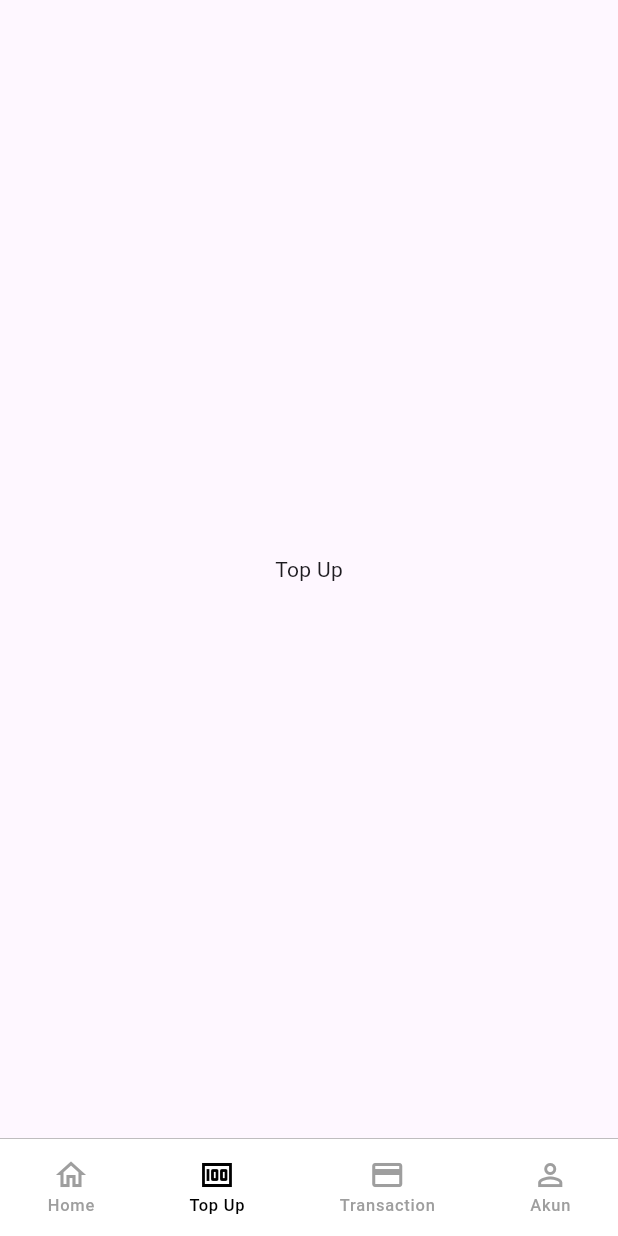
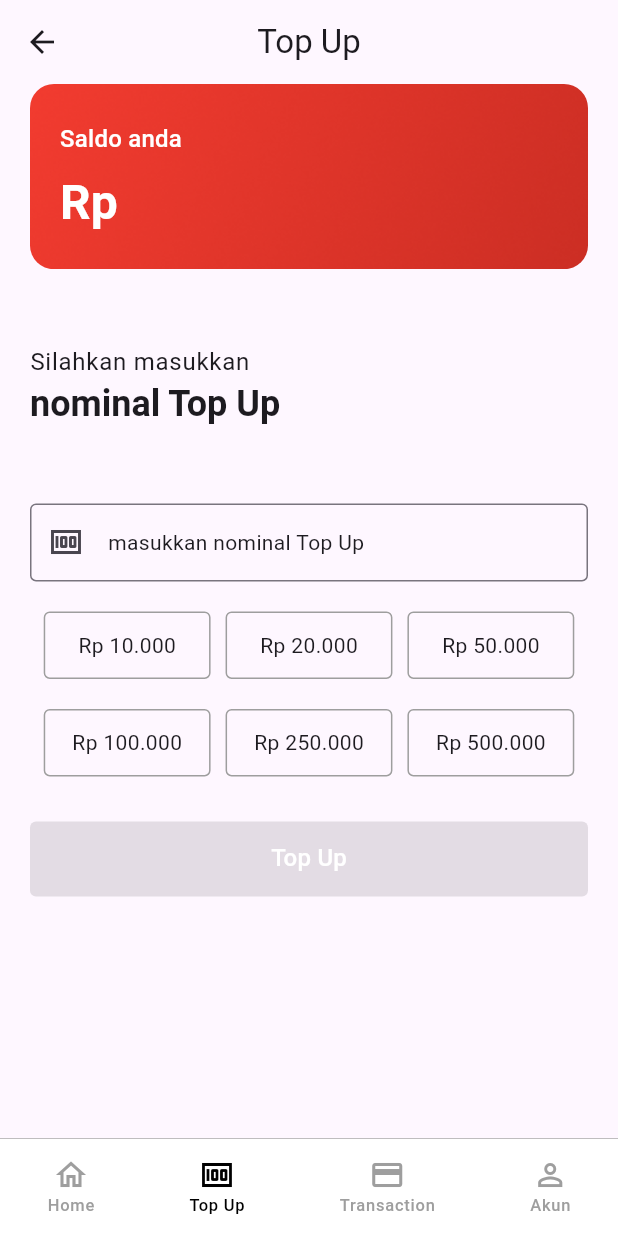
Before and after one commit to msarifin29/ppob, a Flutter app: the MainPage screen opened by its route, item 3 of the bottom bar chosen, after a tap on "Top Up", on a phone screen of 412 x 824 dp. Run offline on Flutter 3.47's test engine with Material 3 defaults, Android fonts, the phone set to English and light mode, and no system bars; our stand-ins replace cached_network_image, currency_text_input_formatter, dio, email_validator, equatable, gap and 2 more; accounts and stored records are empty; network calls fail.

Commit message:
feat : implement transaction top up

```diff
--- a/lib/core/config/app_route.dart
+++ b/lib/core/config/app_route.dart
@@ -1,6 +1,7 @@
 import 'package:flutter/material.dart';
 import 'package:ppob/features/auth/auth.dart';
 import 'package:ppob/features/common/common.dart';
+import 'package:ppob/features/transaction/transaction.dart';
 
 class AppRoute {
   static Route<dynamic> generateRoute(RouteSettings settings) {
@@ -64,6 +65,13 @@ class AppRoute {
           },
         );
 
+      case TopUpPage.routeName:
+        return MaterialPageRoute(
+          builder: (context) {
+            return const TopUpPage();
+          },
+        );
+
       default:
         return MaterialPageRoute(
           builder: (context) {
--- a/lib/core/core.dart
+++ b/lib/core/core.dart
@@ -3,3 +3,4 @@ export 'config/app_route.dart';
 export 'config/dio_loggin_interceptor.dart';
 export 'utils/api_url.dart';
 export 'utils/api_exception.dart';
+export 'utils/currency.dart';
--- /dev/null
+++ b/lib/core/utils/currency.dart
@@ -0,0 +1,20 @@
+import 'package:intl/intl.dart';
+
+class CurrencyFormat {
+  static String convertToIdr(dynamic number) {
+    NumberFormat currencyFormatter = NumberFormat.currency(
+      locale: 'id',
+      symbol: 'Rp ',
+      decimalDigits: 0,
+    );
+    return currencyFormatter.format(number);
+  }
+
+  static String formatNumber(String input) {
+    int number = int.parse(input);
+
+    final formatter = NumberFormat('#,##0', 'en_US');
+
+    return formatter.format(number).replaceAll(',', '.');
+  }
+}
--- a/lib/features/common/presentation/pages/main_page.dart
+++ b/lib/features/common/presentation/pages/main_page.dart
@@ -1,6 +1,7 @@
 import 'package:flutter/material.dart';
 import 'package:ppob/features/auth/auth.dart';
 import 'package:ppob/features/common/common.dart';
+import 'package:ppob/features/transaction/presentation/pages/top_up_page.dart';
 
 class MainPage extends StatefulWidget {
   static const routeName = 'main';
@@ -19,7 +20,7 @@ class _MainPageState extends State<MainPage> {
 
   final List<Widget> pages = [
     const HomePage(),
-    const Center(child: Text('Top Up')),
+    const TopUpPage(),
     const Center(child: Text('Transaction')),
     const AccountPage(),
   ];
--- a/lib/features/common/presentation/widgets/form_widget.dart
+++ b/lib/features/common/presentation/widgets/form_widget.dart
@@ -1,4 +1,5 @@
 import 'package:flutter/material.dart';
+import 'package:flutter/services.dart';
 
 class FormWidget extends StatelessWidget {
   const FormWidget({
@@ -13,6 +14,8 @@ class FormWidget extends StatelessWidget {
     this.suffixIcon,
     this.readOnly = false,
     this.onTap,
+    this.onFieldSubmitted,
+    this.inputFormatters,
   });
 
   final TextEditingController? controller;
@@ -25,6 +28,8 @@ class FormWidget extends StatelessWidget {
   final Widget? suffixIcon;
   final bool readOnly;
   final Function()? onTap;
+  final Function(String)? onFieldSubmitted;
+  final List<TextInputFormatter>? inputFormatters;
 
   @override
   Widget build(BuildContext context) {
@@ -44,6 +49,8 @@ class FormWidget extends StatelessWidget {
       validator: validator,
       obscureText: obscureText,
       onChanged: onChanged,
+      onFieldSubmitted: onFieldSubmitted,
+      inputFormatters: inputFormatters,
     );
   }
 }
--- a/lib/features/transaction/data/data_sources/transaction_remote_datasource.dart
+++ b/lib/features/transaction/data/data_sources/transaction_remote_datasource.dart
@@ -1,11 +1,13 @@
 // ignore_for_file: public_member_api_docs, sort_constructors_first
 import 'package:dio/dio.dart';
+import 'package:equatable/equatable.dart';
+
 import 'package:ppob/core/core.dart';
-
 import 'package:ppob/features/transaction/transaction.dart';
 
 abstract class TransactionRemoteDatasource {
-  Future<BalanceResponse?> balance();
+  Future<BalanceResponse> balance();
+  Future<BalanceResponse> topup(TopUpParam param);
 }
 
 class TransactionRemoteDatasourceImpl implements TransactionRemoteDatasource {
@@ -13,7 +15,7 @@ class TransactionRemoteDatasourceImpl implements TransactionRemoteDatasource {
   TransactionRemoteDatasourceImpl({required this.dio});
 
   @override
-  Future<BalanceResponse?> balance() async {
+  Future<BalanceResponse> balance() async {
     const path = '${ApiUrl.endPoint}/balance';
     try {
       final response = await dio.get(path,
@@ -29,10 +31,53 @@ class TransactionRemoteDatasourceImpl implements TransactionRemoteDatasource {
         throw ApiException(status, message);
       } else {
         DioExceptionImpl().handleDioError(e);
+        throw Exception(e.toString());
       }
     } catch (e) {
       rethrow;
     }
-    return null;
+  }
+
+  @override
+  Future<BalanceResponse> topup(TopUpParam param) async {
+    const path = '${ApiUrl.endPoint}/topup';
+    try {
+      final response = await dio.post(
+        path,
+        options: Options(
+          headers: {BaseUrlConfig.requiredToken: true},
+        ),
+        data: param.toMap(),
+      );
+      return BalanceResponse.fromJson(response.data['data']);
+    } on DioException catch (e) {
+      if (e.response != null && e.response?.data is Map<String, dynamic>) {
+        final errorJsonData = e.response?.data as Map<String, dynamic>;
+        final message = errorJsonData['message'] ?? 'Unknown error';
+        final status = errorJsonData['status'] ?? e.response?.statusCode;
+        throw ApiException(status, message);
+      } else {
+        DioExceptionImpl().handleDioError(e);
+        throw Exception(e.toString());
+      }
+    } catch (e) {
+      rethrow;
+    }
   }
 }
+
+class TopUpParam extends Equatable {
+  final String topUpAmount;
+  const TopUpParam({
+    required this.topUpAmount,
+  });
+
+  Map<String, dynamic> toMap() {
+    Map<String, dynamic> data = {};
+    data['top_up_amount'] = double.parse(topUpAmount.replaceAll(RegExp(r'[^0-9]'), ''));
+    return data;
+  }
+
+  @override
+  List<Object?> get props => [topUpAmount];
+}
--- a/lib/features/transaction/data/repositories/transaction_repository.dart
+++ b/lib/features/transaction/data/repositories/transaction_repository.dart
@@ -2,7 +2,8 @@
 import 'package:ppob/features/transaction/transaction.dart';
 
 abstract class TransactionRepository {
-  Future<BalanceResponse?> balance();
+  Future<BalanceResponse> balance();
+  Future<BalanceResponse> topup(TopUpParam param);
 }
 
 class TransactionRepositoryImpl implements TransactionRepository {
@@ -10,7 +11,12 @@ class TransactionRepositoryImpl implements TransactionRepository {
   TransactionRepositoryImpl({required this.remoteDatasource});
 
   @override
-  Future<BalanceResponse?> balance() async {
+  Future<BalanceResponse> balance() async {
     return await remoteDatasource.balance();
   }
+
+  @override
+  Future<BalanceResponse> topup(TopUpParam param) async {
+    return await remoteDatasource.topup(param);
+  }
 }
--- /dev/null
+++ b/lib/features/transaction/presentation/pages/top_up_page.dart
@@ -0,0 +1,196 @@
+import 'package:flutter/material.dart';
+import 'package:gap/gap.dart';
+import 'package:ppob/core/core.dart';
+import 'package:ppob/features/common/common.dart';
+import 'package:ppob/features/transaction/transaction.dart';
+import 'package:provider/provider.dart';
+import 'package:currency_text_input_formatter/currency_text_input_formatter.dart';
+
+class TopUpPage extends StatefulWidget {
+  static const routeName = 'top-up';
+  const TopUpPage({super.key});
+
+  @override
+  State<TopUpPage> createState() => _TopUpPageState();
+}
+
+class _TopUpPageState extends State<TopUpPage> {
+  final isDisable = ValueNotifier(true);
+
+  final globalKey = GlobalKey<FormState>();
+
+  final inputController = TextEditingController();
+
+  final fitNominal = [10000, 20000, 50000, 100000, 250000, 500000];
+
+  CurrencyTextInputFormatter formatter = CurrencyTextInputFormatter.currency(
+    locale: 'id',
+    symbol: '',
+    decimalDigits: 0,
+  );
+
+  String? validatorInput(String? v) {
+    if (v == null || v.isEmpty) {
+      return 'Nominal Top Up tidak boleh kosong';
+    }
+
+    final input = double.tryParse(inputController.text.replaceAll(RegExp(r'[^0-9]'), ''));
+
+    if (input == null) {
+      return 'Nominal Top Up tidak valid';
+    }
+
+    const minimumTopUp = 10000;
+    const maximumTopUp = 1000000;
+
+    if (input < minimumTopUp) {
+      return 'Minimum Top Up adalah 10.000';
+    } else if (input > maximumTopUp) {
+      return 'Maksimum Top Up adalah 1.000.000';
+    }
+    return null;
+  }
+
+  @override
+  void dispose() {
+    inputController.dispose();
+    super.dispose();
+  }
+
+  @override
+  Widget build(BuildContext context) {
+    return Scaffold(
+      appBar: AppBar(
+        title: const Text('Top Up'),
+        centerTitle: true,
+      ),
+      body: SingleChildScrollView(
+        padding: const EdgeInsets.symmetric(horizontal: 20),
+        child: Column(
+          crossAxisAlignment: CrossAxisAlignment.start,
+          children: [
+            const TopUpwidget(),
+            const Gap(50),
+            RichText(
+              text: TextSpan(
+                text: 'Silahkan masukkan\n',
+                style: Theme.of(context).textTheme.bodyLarge!,
+                children: [
+                  TextSpan(
+                    text: 'nominal Top Up',
+                    style: Theme.of(context).textTheme.headlineSmall!.copyWith(
+                          fontWeight: FontWeight.bold,
+                        ),
+                  ),
+                ],
+              ),
+            ),
+            const Gap(50),
+            ValueListenableBuilder(
+              valueListenable: isDisable,
+              builder: (context, v, _) {
+                return Form(
+                  key: globalKey,
+                  child: Column(
+                    children: [
+                      FormWidget(
+                        hintText: 'masukkan nominal Top Up',
+                        prefixIcon: const Icon(Icons.money),
+                        controller: inputController,
+                        keyboardType: TextInputType.number,
+                        inputFormatters: [formatter],
+                        onFieldSubmitted: (v) {
+                          if (v.isNotEmpty) {
+                            isDisable.value = false;
+                          } else {
+                            isDisable.value = true;
+                          }
+                          return null;
+                        },
+                        validator: validatorInput,
+                      ),
+                      const Gap(20),
+                      Wrap(
+                        spacing: 10,
+                        runSpacing: 20,
+                        alignment: WrapAlignment.spaceEvenly,
+                        children: fitNominal.map(
+                          (n) {
+                            return InkWell(
+                              onTap: () {
+                                isDisable.value = false;
+                                inputController.text = CurrencyFormat.formatNumber('$n');
+                              },
+                              child: Container(
+                                height: 45,
+                                width: MediaQuery.sizeOf(context).width * 0.27,
+                                alignment: Alignment.center,
+                                decoration: BoxDecoration(
+                                  border: Border.all(color: Colors.grey),
+                                  borderRadius: BorderRadius.circular(4),
+                                ),
+                                child: Text(CurrencyFormat.convertToIdr(n)),
+                              ),
+                            );
+                          },
+                        ).toList(),
+                      ),
+                      const Gap(30),
+                      Consumer<TransactionProvider>(
+                        builder: (context, transaction, child) {
+                          if (transaction.isUpdate) {
+                            WidgetsBinding.instance.addPostFrameCallback(
+                              (_) {
+                                if (transaction.errorMessage != null) {
+                                  dialogSuccessOrFailure(
+                                    context: context,
+                                    amount: inputController.text,
+                                    message: 'Top Up sebesar',
+                                  );
+                                } else {
+                                  dialogSuccessOrFailure(
+                                    context: context,
+                                    amount: inputController.text,
+                                    message: 'Top Up sebesar',
+                                    isSuccess: true,
+                                  );
+                                }
+                                inputController.text = '';
+                                isDisable.value = true;
+                                transaction.resetUpdate();
+                              },
+                            );
+                          }
+
+                          return PrimaryButton(
+                            onPressed: isDisable.value == true
+                                ? null
+                                : () {
+                                    if (globalKey.currentState!.validate()) {
+                                      confirmTopUp(
+                                        context: context,
+                                        amount: inputController.text,
+                                        onPressed: () {
+                                          context
+                                              .read<TransactionProvider>()
+                                              .topup(inputController.text);
+                                          Navigator.pop(context);
+                                        },
+                                      );
+                                    }
+                                  },
+                            text: 'Top Up',
+                          );
+                        },
+                      ),
+                    ],
+                  ),
+                );
+              },
+            ),
+          ],
+        ),
+      ),
+    );
+  }
+}
--- a/lib/features/transaction/presentation/state/balance_provider.dart
+++ /dev/null
@@ -1,44 +0,0 @@
-// ignore_for_file: public_member_api_docs, sort_constructors_first
-import 'dart:developer';
-
-import 'package:flutter/material.dart';
-import 'package:ppob/core/core.dart';
-
-import 'package:ppob/features/transaction/transaction.dart';
-
-class BalanceProvider with ChangeNotifier {
-  final TransactionRepository repository;
-  BalanceProvider({required this.repository});
-
-  BalanceResponse? _result;
-  bool _isLoading = false;
-  String? _errorMessage;
-
-  BalanceResponse? get result => _result;
-  bool get isLoading => _isLoading;
-  String? get errorMessage => _errorMessage;
-
-  Future<void> fetch() async {
-    _setStatus(true);
-    try {
-      final response = await repository.balance();
-      _result = response;
-    } on ApiException catch (e) {
-      _setMessage(e.message);
-    } catch (e) {
-      log('exception balance -> ${e.toString()}');
-      _setMessage('Something wrong');
-    }
-    _setStatus(false);
-  }
-
-  void _setMessage(String? msg) {
-    _errorMessage = msg;
-    notifyListeners();
-  }
-
-  void _setStatus(bool status) {
-    _isLoading = status;
-    notifyListeners();
-  }
-}
--- /dev/null
+++ b/lib/features/transaction/presentation/state/transaction_provider.dart
@@ -0,0 +1,77 @@
+// ignore_for_file: public_member_api_docs, sort_constructors_first
+import 'dart:developer';
+
+import 'package:flutter/material.dart';
+import 'package:ppob/core/core.dart';
+
+import 'package:ppob/features/transaction/transaction.dart';
+
+class TransactionProvider with ChangeNotifier {
+  final TransactionRepository repository;
+  TransactionProvider({required this.repository});
+
+  BalanceResponse? _result;
+  bool _isLoading = false;
+  final bool _isLoadingUpdate = false;
+  bool _isUpdate = false;
+  String? _errorMessage;
+
+  BalanceResponse? get result => _result;
+  bool get isLoading => _isLoading;
+  bool get isLoadingUpdate => _isLoadingUpdate;
+  bool get isUpdate => _isUpdate;
+  String? get errorMessage => _errorMessage;
+
+  Future<void> balance() async {
+    _setStatus(true);
+    try {
+      final response = await repository.balance();
+      _result = response;
+    } on ApiException catch (e) {
+      _setMessage(e.message);
+    } catch (e) {
+      log('exception balance -> ${e.toString()}');
+      _setMessage('Something wrong');
+    } finally {
+      _setStatus(false);
+    }
+  }
+
+  Future<void> topup(String amount) async {
+    _setStatus(true);
+    _setUpdate(false);
+    _setMessage(null);
+    try {
+      final response = await repository.topup(TopUpParam(topUpAmount: amount));
+      _result = response;
+    } on ApiException catch (e) {
+      _setMessage(e.message);
+    } catch (e) {
+      log('exception balance -> ${e.toString()}');
+      _setMessage('Something wrong');
+    } finally {
+      _setUpdate(true);
+      _setStatus(false);
+    }
+  }
+
+  void resetUpdate() {
+    _isUpdate = false;
+    notifyListeners();
+  }
+
+  void _setMessage(String? msg) {
+    _errorMessage = msg;
+    notifyListeners();
+  }
+
+  void _setStatus(bool status) {
+    _isLoading = status;
+    notifyListeners();
+  }
+
+  void _setUpdate(bool status) {
+    _isUpdate = status;
+    notifyListeners();
+  }
+}
--- a/lib/features/transaction/presentation/widgets/balance_widget.dart
+++ b/lib/features/transaction/presentation/widgets/balance_widget.dart
@@ -15,7 +15,7 @@ class _BalanceWidgetState extends State<BalanceWidget> {
   final amount = ValueNotifier('');
 
   Future<void> fetch() async {
-    context.read<BalanceProvider>().fetch();
+    context.read<TransactionProvider>().balance();
   }
 
   String maskString(String input) {
@@ -56,14 +56,21 @@ class _BalanceWidgetState extends State<BalanceWidget> {
               ),
             );
           }
-          return Consumer<BalanceProvider>(
+          return Consumer<TransactionProvider>(
             builder: (context, balance, child) {
-              if (isVisible.value) {
-                maskString('${balance.result?.balance}');
+              String formatString() {
+                if (balance.result != null) {
+                  return CurrencyFormat.formatNumber('${balance.result?.balance}');
+                }
+                return '';
               }
+
               return ValueListenableBuilder(
                 valueListenable: isVisible,
                 builder: (context, v, _) {
+                  if (isVisible.value) {
+                    maskString(formatString());
+                  }
                   return ValueListenableBuilder(
                     valueListenable: amount,
                     builder: (context, v, _) {
@@ -99,9 +106,9 @@ class _BalanceWidgetState extends State<BalanceWidget> {
                                 onPressed: () {
                                   isVisible.value = !isVisible.value;
                                   if (isVisible.value) {
-                                    maskString('${balance.result?.balance}');
+                                    maskString(formatString());
                                   } else {
-                                    unmaskString('${balance.result?.balance}');
+                                    unmaskString(formatString());
                                   }
                                 },
                                 icon: Icon(
--- /dev/null
+++ b/lib/features/transaction/presentation/widgets/top_up_widget.dart
@@ -0,0 +1,77 @@
+import 'package:flutter/material.dart';
+import 'package:ppob/core/core.dart';
+import 'package:ppob/features/transaction/transaction.dart';
+import 'package:provider/provider.dart';
+
+class TopUpwidget extends StatelessWidget {
+  const TopUpwidget({super.key});
+
+  @override
+  Widget build(BuildContext context) {
+    Future<void> fetch() async {
+      context.read<TransactionProvider>().balance();
+    }
+
+    return Container(
+      width: double.infinity,
+      height: MediaQuery.sizeOf(context).height * 0.15,
+      padding: const EdgeInsets.all(20),
+      decoration: BoxDecoration(
+        borderRadius: BorderRadius.circular(16),
+        image: const DecorationImage(
+          image: AssetImage(ImageName.backgroundSaldo),
+          fit: BoxFit.cover,
+        ),
+      ),
+      child: FutureBuilder(
+        future: fetch(),
+        builder: (context, snapshot) {
+          if (snapshot.connectionState == ConnectionState.waiting) {
+            return const CircularProgressIndicator();
+          } else if (snapshot.hasError) {
+            return Center(
+              child: ElevatedButton.icon(
+                onPressed: () => fetch(),
+                label: const Text('Muat ulang'),
+                icon: const Icon(Icons.sync),
+              ),
+            );
+          }
+          return Consumer<TransactionProvider>(
+            builder: (context, balance, child) {
+              String amount() {
+                if (balance.result != null) {
+                  return CurrencyFormat.formatNumber('${balance.result?.balance}');
+                }
+                return '';
+              }
+
+              return Column(
+                crossAxisAlignment: CrossAxisAlignment.start,
+                mainAxisAlignment: MainAxisAlignment.spaceAround,
+                children: [
+                  Text(
+                    'Saldo anda',
+                    style: Theme.of(context).textTheme.titleMedium!.copyWith(
+                          color: Colors.white,
+                        ),
+                  ),
+                  RichText(
+                    text: TextSpan(
+                      text: 'Rp ',
+                      style: Theme.of(context)
+                          .textTheme
+                          .headlineLarge!
+                          .copyWith(color: Colors.white, fontWeight: FontWeight.bold),
+                      children: [TextSpan(text: amount())],
+                    ),
+                  ),
+                ],
+              );
+            },
+          );
+        },
+      ),
+    );
+  }
+}
--- a/lib/features/transaction/transaction.dart
+++ b/lib/features/transaction/transaction.dart
@@ -1,5 +1,8 @@
 export 'domain/balance_response.dart';
 export 'data/data_sources/transaction_remote_datasource.dart';
 export 'data/repositories/transaction_repository.dart';
-export 'presentation/state/balance_provider.dart';
+export 'presentation/state/transaction_provider.dart';
 export 'presentation/widgets/balance_widget.dart';
+export 'presentation/widgets/top_up_widget.dart';
+export 'presentation/widgets/dialog_transaction.dart';
+export 'presentation/pages/top_up_page.dart';
--- a/lib/main.dart
+++ b/lib/main.dart
@@ -39,7 +39,8 @@ FutureOr<void> main() async {
         ChangeNotifierProvider(create: (_) => ProfileProvider(repository: profileRepository)),
         ChangeNotifierProvider(create: (_) => BannerProvider(repository: commonRepository)),
         ChangeNotifierProvider(create: (_) => ServiceProvider(repository: commonRepository)),
-        ChangeNotifierProvider(create: (_) => BalanceProvider(repository: transactionRepository)),
+        ChangeNotifierProvider(
+            create: (_) => TransactionProvider(repository: transactionRepository)),
       ], child: const MyApp()));
     },
     (error, stackTrace) {
--- a/pubspec.yaml
+++ b/pubspec.yaml
@@ -22,6 +22,8 @@ dependencies:
   image_picker: ^1.0.0
   http_parser: ^4.0.2
   cached_network_image: ^3.4.1
+  intl: ^0.19.0
+  currency_text_input_formatter: ^2.2.5
 
 dev_dependencies:
   flutter_test:
```
Also changed, not shown: lib/features/transaction/presentation/widgets/dialog_transaction.dart (added, +129 -0 lines), pubspec.lock.
